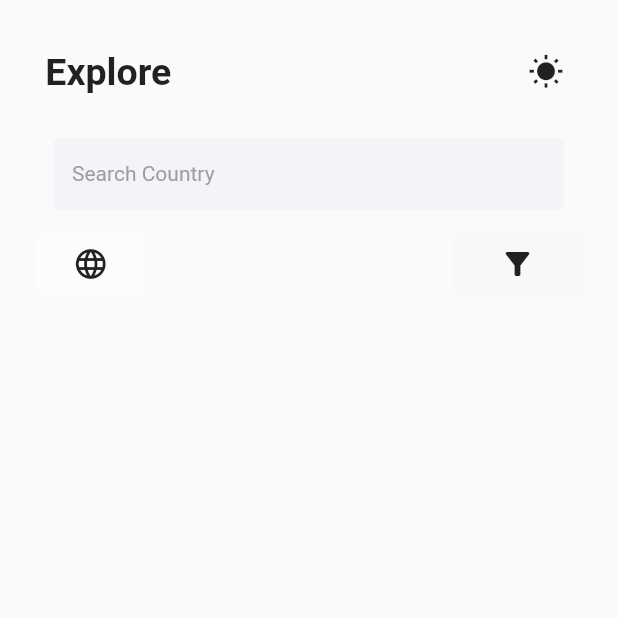
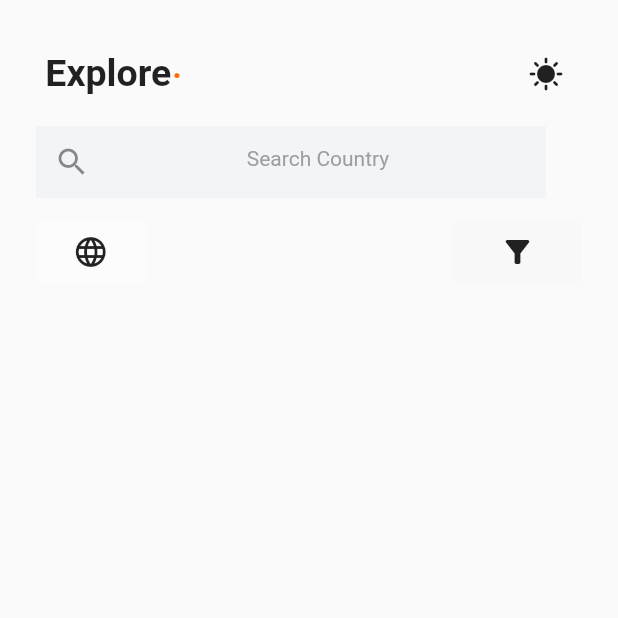
Before and after one commit to p0lntBreak/explore_app, a Flutter app: the screen it shows after launch, on a phone screen of 412 x 824 dp, the top half of it. Run offline on Flutter 3.47's test engine with Material 2 defaults, Android fonts, the phone set to English and light mode, and no system bars; Roboto replaces fonts that are missing (ElsieSwashCaps).

```diff
--- a/lib/home_page.dart
+++ b/lib/home_page.dart
@@ -9,7 +9,7 @@ class Homepage extends StatefulWidget {
 
 bool _iconBool = false;
 
-IconData lightMode = Icons.wb_sunny;
+IconData lightMode = Icons.sunny;
 IconData darkMode = Icons.nightlight_outlined;
 
 /*
@@ -39,7 +39,8 @@ class _HomepageState extends State<Homepage> {
               Row(
                 mainAxisAlignment: MainAxisAlignment.spaceBetween,
                 children: [
-                  const Text(
+                  Row(children: const [
+                    Text(
                       ' Explore',
                       style: TextStyle(
                         fontFamily: 'ElsieSwashCaps',
@@ -47,6 +48,16 @@ class _HomepageState extends State<Homepage> {
                         fontSize: 25.0,
                       ),
                     ),
+                    Padding(
+                      padding: EdgeInsets.fromLTRB(0, 0, 0, 15),
+                      child: Text(
+                        '.',
+                        style: TextStyle(
+                            color: Color.fromRGBO(255, 108, 0, 1),
+                            fontSize: 30.0),
+                      ),
+                    )
+                  ]),
                   IconButton(
                     onPressed: () {
                       setState(() {});
@@ -56,8 +67,10 @@ class _HomepageState extends State<Homepage> {
                 ],
               ),
               const SizedBox(
-                height: 20.08,
+                height: 10.08,
               ),
+              Row(
+                children: [
                   Container(
                     width: 340.0,
                     height: 48.0,
@@ -65,11 +78,16 @@ class _HomepageState extends State<Homepage> {
                       borderRadius: BorderRadius.circular(4),
                       color: Colors.grey[100],
                     ),
-                child: const TextField(
-                  decoration: InputDecoration(
+                    child: TextFormField(
+                      textAlign: TextAlign.center,
+                      keyboardType: TextInputType.text,
+                      textInputAction: TextInputAction.done,
+                      maxLines: 1,
+                      decoration: const InputDecoration(
                         fillColor: Color.fromRGBO(242, 244, 247, 1),
                         filled: true,
-                    border: OutlineInputBorder(borderSide: BorderSide.none),
+                        border: InputBorder.none,
+                        prefixIcon: Icon(Icons.search),
                         hintText: 'Search Country',
                         hintStyle: TextStyle(
                           color: Colors.grey,
@@ -78,6 +96,8 @@ class _HomepageState extends State<Homepage> {
                       ),
                     ),
                   ),
+                ],
+              ),
               const SizedBox(height: 16.0),
               Row(
                 mainAxisAlignment: MainAxisAlignment.spaceBetween,
@@ -85,20 +105,20 @@ class _HomepageState extends State<Homepage> {
                   Container(
                     width: 73,
                     height: 40,
-                    color: Color.fromARGB(255, 252, 252, 252),
+                    color: const Color.fromARGB(255, 252, 252, 252),
                     child: IconButton(
                       onPressed: () {},
-                      icon: Icon(Icons.language),
+                      icon: const Icon(Icons.language),
                       iconSize: 24,
                     ),
                   ),
                   Container(
                     width: 86,
                     height: 40,
-                    color: Color.fromARGB(255, 249, 248, 248),
+                    color: const Color.fromARGB(255, 249, 248, 248),
                     child: IconButton(
                       onPressed: () {},
-                      icon: Icon(Icons.filter_alt),
+                      icon: const Icon(Icons.filter_alt),
                       iconSize: 24,
                     ),
                   )
--- a/lib/main.dart
+++ b/lib/main.dart
@@ -18,11 +18,11 @@ class _ExploreState extends State<Explore> {
     return MaterialApp(
       debugShowCheckedModeBanner: false,
       theme: ThemeData(
-        colorScheme: ColorScheme.light(
+        colorScheme: const ColorScheme.light(
             primary: Colors.white, brightness: Brightness.light),
       ),
       darkTheme: ThemeData(),
-      home: Homepage(),
+      home: const Homepage(),
     );
   }
 }
```
Also changed, not shown: lib/country.dart (deleted, +0 -15 lines), lib/country_data_model.dart (added, +39 -0 lines), lib/country_list.dart (added, +43 -0 lines), pubspec.yaml (+5 -3 lines), pubspec.lock. Lines whose indentation alone changed are shown as unchanged.
